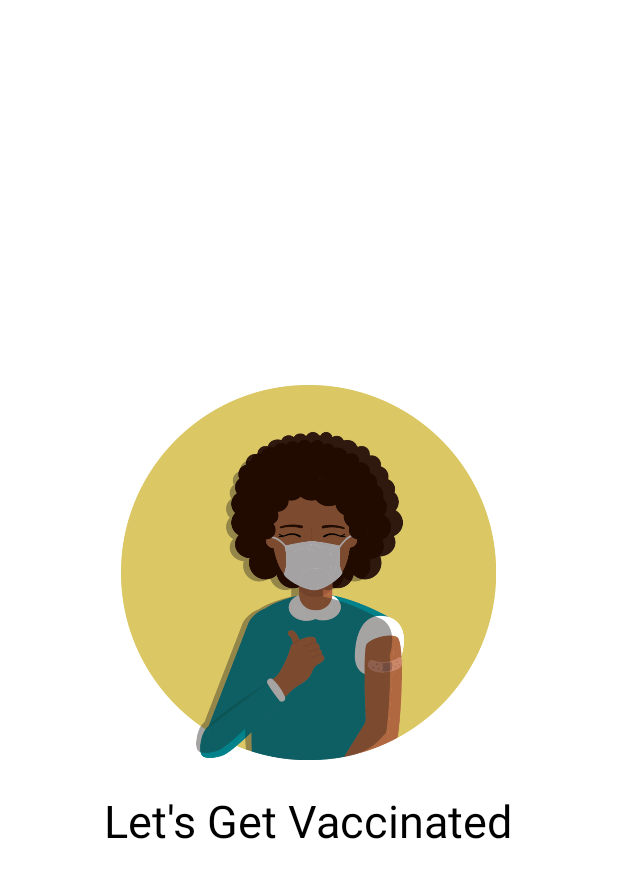
After one commit to 1907pranshu/Covid_Tracker, an Android app: the PreActivity screen opened directly, with no data from a screen before it, on a phone screen of 412 x 824 dp. The commit adds this screen. Shown: the top 878 px of the screen. Run offline under Robolectric (Android 15) with nearby library versions, the phone set to English and light mode, and no system bars; 1 statement that could not run was skipped.

Commit message:
PreActivity

```diff
--- /dev/null
+++ b/app/src/main/java/com/pranshu/covidtracker/PreActivity.java
@@ -0,0 +1,28 @@
+package com.pranshu.covidtracker;
+
+import androidx.appcompat.app.AppCompatActivity;
+
+import android.content.Intent;
+import android.os.Bundle;
+
+import java.util.Timer;
+import java.util.TimerTask;
+
+public class PreActivity extends AppCompatActivity {
+    Timer timer;
+    @Override
+    protected void onCreate(Bundle savedInstanceState) {
+        super.onCreate(savedInstanceState);
+        setContentView(R.layout.activity_pre);
+
+        timer = new Timer();
+        timer.schedule(new TimerTask() {
+            @Override
+            public void run() {
+                Intent intent = new Intent(PreActivity.this, MainActivity.class);
+                startActivity(intent);
+                finish();
+            }
+        },2000);
+    }
+}
--- /dev/null
+++ b/app/src/main/res/layout/activity_pre.xml
@@ -0,0 +1,48 @@
+<?xml version="1.0" encoding="utf-8"?>
+<androidx.constraintlayout.widget.ConstraintLayout xmlns:android="http://schemas.android.com/apk/res/android"
+    xmlns:app="http://schemas.android.com/apk/res-auto"
+    xmlns:tools="http://schemas.android.com/tools"
+    android:layout_width="match_parent"
+    android:layout_height="match_parent"
+
+
+    tools:context=".PreActivity">
+
+    <LinearLayout
+        android:layout_width="match_parent"
+        android:layout_height="wrap_content"
+        android:orientation="vertical"
+        app:layout_constraintStart_toStartOf="parent"
+        app:layout_constraintBottom_toBottomOf="parent"
+        app:layout_constraintEnd_toEndOf="parent"
+        app:layout_constraintTop_toTopOf="parent"
+        >
+
+        <ImageView
+            android:layout_width="250dp"
+            android:layout_height="250dp"
+            android:src="@drawable/vaccine"
+            android:layout_gravity="center"
+            />
+        <TextView
+            android:layout_marginTop="20dp"
+            tools:ignore="MissingConstraints"
+            android:layout_width="wrap_content"
+            android:layout_height="wrap_content"
+            android:layout_gravity="center"
+            android:text="Let's Get Vaccinated"
+            android:textSize="30sp"
+            android:textColor="@color/black"
+            android:textAlignment="center"
+            app:layout_constraintStart_toStartOf="parent"
+            app:layout_constraintEnd_toEndOf="parent"
+            app:layout_constraintTop_toTopOf="parent"
+            app:layout_constraintBottom_toBottomOf="parent"
+            />
+
+    </LinearLayout>
+
+
+
+
+</androidx.constraintlayout.widget.ConstraintLayout>
```
Also changed, not shown: app/src/main/AndroidManifest.xml (+5 -2 lines), app/src/main/java/com/pranshu/covidtracker/MainActivity.java (+55 -14 lines), app/src/main/java/com/pranshu/covidtracker/Utility/Common.java (added, +24 -0 lines), app/src/main/java/com/pranshu/covidtracker/Utility/NetworkChangeListener.java (added, +39 -0 lines), app/src/main/res/drawable/style_button.xml (added, +11 -0 lines), app/src/main/res/layout/check_connection.xml (added, +61 -0 lines), app/src/main/res/layout/covid_tracker.xml (+13 -18 lines), app/src/main/res/drawable/check_connection.jpg (added), app/src/main/res/drawable/vaccine.png (added).
